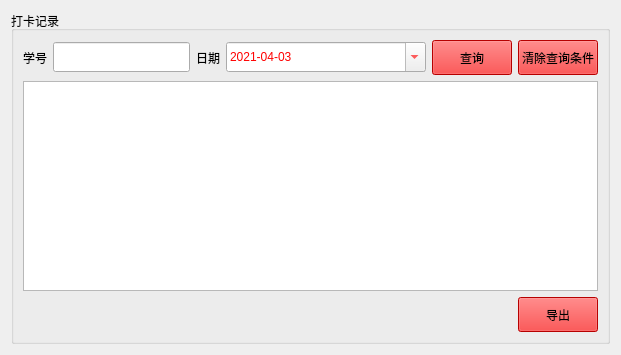
Before: the Qt Designer form recordwidget.ui in eagleqq/FaceRecognition, drawn with Qt 5.
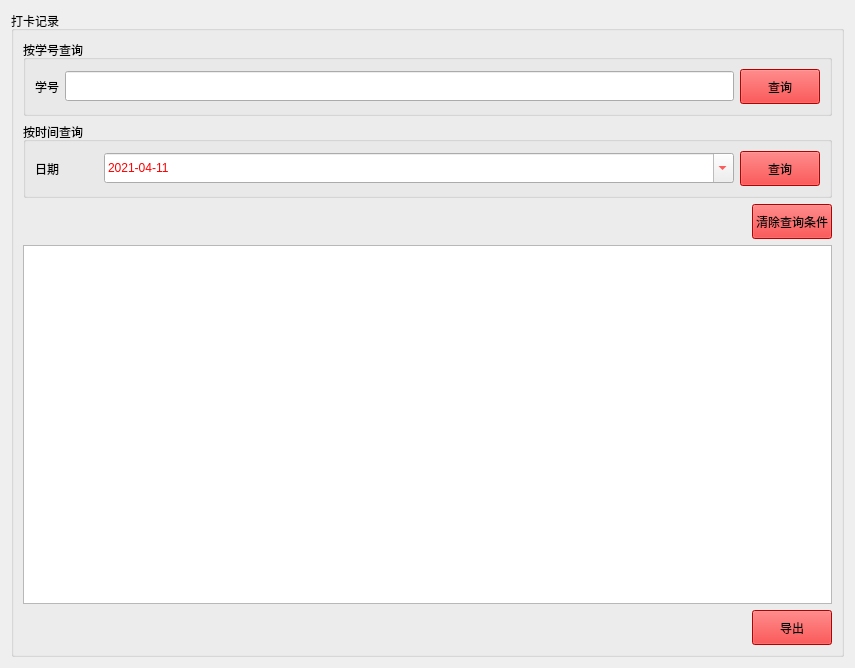
After: the same form once the commit is applied.

Patch:
```diff
--- a/recordwidget.ui
+++ b/recordwidget.ui
@@ -6,8 +6,8 @@
    <rect>
     <x>0</x>
     <y>0</y>
-    <width>621</width>
-    <height>355</height>
+    <width>855</width>
+    <height>668</height>
    </rect>
   </property>
   <property name="windowTitle">
@@ -24,6 +24,10 @@
      </property>
      <layout class="QVBoxLayout" name="verticalLayout">
       <item>
+       <widget class="QGroupBox" name="groupBox_2">
+        <property name="title">
+         <string>按学号查询</string>
+        </property>
        <layout class="QHBoxLayout" name="horizontalLayout">
         <item>
          <widget class="QLabel" name="label">
@@ -53,6 +57,37 @@
          </widget>
         </item>
         <item>
+          <widget class="QPushButton" name="pushButton_search">
+           <property name="minimumSize">
+            <size>
+             <width>0</width>
+             <height>35</height>
+            </size>
+           </property>
+           <property name="maximumSize">
+            <size>
+             <width>80</width>
+             <height>16777215</height>
+            </size>
+           </property>
+           <property name="styleSheet">
+            <string notr="true">background-color: rgb(255, 0, 0);</string>
+           </property>
+           <property name="text">
+            <string>查询</string>
+           </property>
+          </widget>
+         </item>
+        </layout>
+       </widget>
+      </item>
+      <item>
+       <widget class="QGroupBox" name="groupBox_3">
+        <property name="title">
+         <string>按时间查询</string>
+        </property>
+        <layout class="QHBoxLayout" name="horizontalLayout_4">
+         <item>
          <widget class="QLabel" name="label_2">
           <property name="maximumSize">
            <size>
@@ -84,7 +119,7 @@
             <second>0</second>
             <year>2021</year>
             <month>4</month>
-            <day>3</day>
+             <day>11</day>
            </datetime>
           </property>
           <property name="displayFormat">
@@ -97,13 +132,13 @@
            <date>
             <year>2021</year>
             <month>4</month>
-            <day>3</day>
+             <day>11</day>
            </date>
           </property>
          </widget>
         </item>
         <item>
-         <widget class="QPushButton" name="pushButton_search">
+          <widget class="QPushButton" name="pushButton_search_time">
           <property name="minimumSize">
            <size>
             <width>0</width>
@@ -123,6 +158,24 @@
            <string>查询</string>
           </property>
          </widget>
+         </item>
+        </layout>
+       </widget>
+      </item>
+      <item>
+       <layout class="QHBoxLayout" name="horizontalLayout_5">
+        <item>
+         <spacer name="horizontalSpacer_2">
+          <property name="orientation">
+           <enum>Qt::Horizontal</enum>
+          </property>
+          <property name="sizeHint" stdset="0">
+           <size>
+            <width>40</width>
+            <height>20</height>
+           </size>
+          </property>
+         </spacer>
         </item>
         <item>
          <widget class="QPushButton" name="pushButton_clear">
```
Lines whose indentation alone changed are shown as unchanged.
